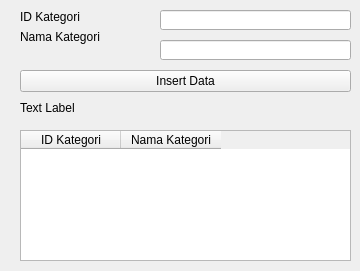
Qt form Dewi_Mod67/kategoriview.ui (anida12/Anida67) before a commit.
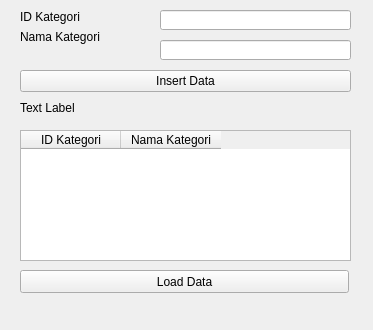
The same form after that commit.

```diff
--- a/Dewi_Mod67/kategoriview.ui
+++ b/Dewi_Mod67/kategoriview.ui
@@ -6,8 +6,8 @@
    <rect>
     <x>0</x>
     <y>0</y>
-    <width>360</width>
-    <height>271</height>
+    <width>373</width>
+    <height>330</height>
    </rect>
   </property>
   <property name="windowTitle">
@@ -111,6 +111,19 @@
     </rect>
    </property>
   </widget>
+  <widget class="QPushButton" name="pushButton_2">
+   <property name="geometry">
+    <rect>
+     <x>20</x>
+     <y>270</y>
+     <width>329</width>
+     <height>23</height>
+    </rect>
+   </property>
+   <property name="text">
+    <string>Load Data</string>
+   </property>
+  </widget>
  </widget>
  <resources/>
  <connections/>
```
